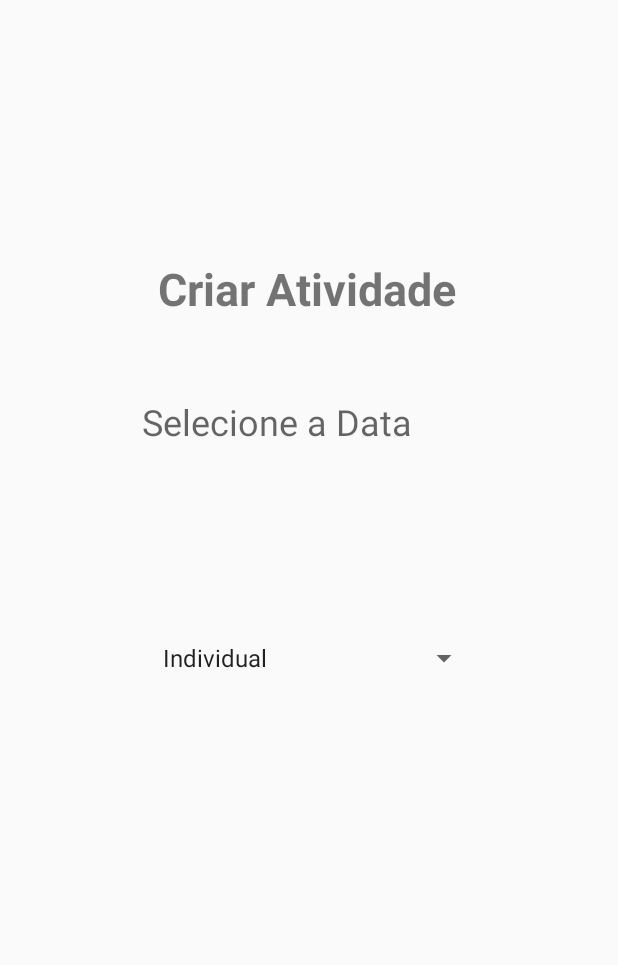
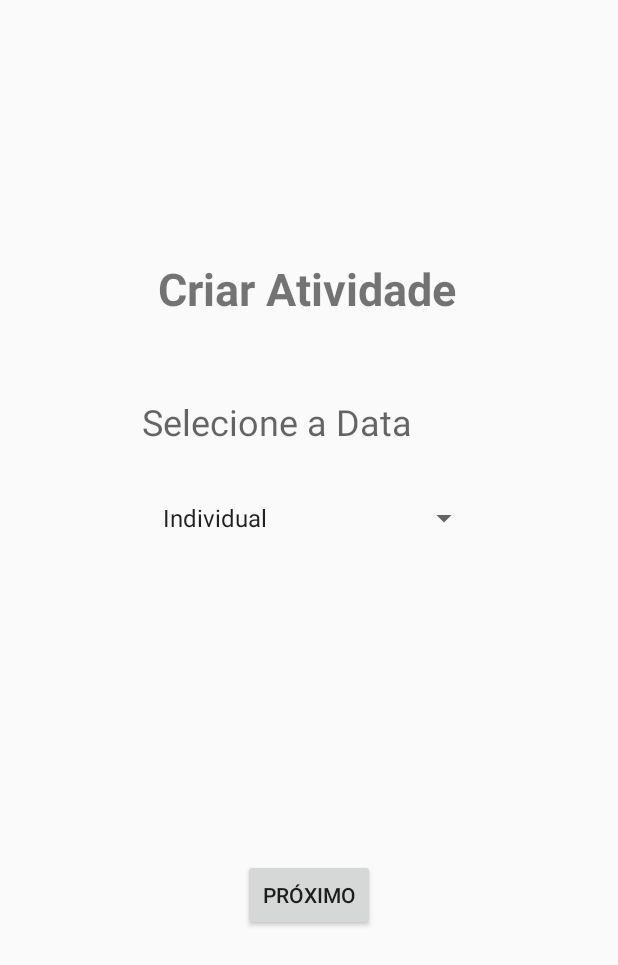
Before and after one commit to rodrigofs09/DesenvolvimentoMobile, an Android app: the MainActivity screen opened directly, with no data from a screen before it, on a phone screen of 412 x 824 dp. Shown: the top 965 px of the screen. Run offline under Robolectric (Android 15) with nearby library versions, the phone set to English and light mode, and no system bars.

Commit message:
Adicionada a lógica da seleção do tipo de Atividade
Ao selecionar um tipo de atividade e clicar no botão "Próximo" é mostrada a tela da atividade apropriada.
Foram criados duas Activities (Atividade Individual e Atividade em Grupo), além do botão "Próximo".

```diff
--- a/app/src/main/java/com/example/victo/acorde/MainActivity/MainActivity.java
+++ b/app/src/main/java/com/example/victo/acorde/MainActivity/MainActivity.java
@@ -1,17 +1,22 @@
 package com.example.victo.acorde.MainActivity;
 
 import android.app.DatePickerDialog;
+import android.content.Intent;
 import android.graphics.Color;
 import android.graphics.drawable.ColorDrawable;
 import android.os.Bundle;
 import android.support.v7.app.AppCompatActivity;
 import android.view.View;
+import android.widget.AdapterView;
 import android.widget.ArrayAdapter;
+import android.widget.Button;
 import android.widget.DatePicker;
 import android.widget.Spinner;
 import android.widget.TextView;
 
 
+import com.example.victo.acorde.EmGrupo.AtvGrupoActivity;
+import com.example.victo.acorde.Individual.AtvIndividualActivity;
 import com.example.victo.acorde.R;
 
 import java.util.Calendar;
@@ -22,6 +27,8 @@ public class MainActivity extends AppCompatActivity {
 
     private TextView mDisplayDate;
     private DatePickerDialog.OnDateSetListener mDateSetListener;
+
+    private int tipoAtividade; //Variável para selecionar o tipo de atividade
 
     public MainActivity(){
     }
@@ -38,8 +45,33 @@ public class MainActivity extends AppCompatActivity {
         myAdapter.setDropDownViewResource(android.R.layout.simple_spinner_dropdown_item);
         mySpinner.setAdapter(myAdapter);
 
+        mySpinner.setOnItemSelectedListener(new AdapterView.OnItemSelectedListener() {
+            @Override
+            public void onItemSelected(AdapterView<?> adapterView, View view, int position, long id) {
+                setTipoAtividade(position);
+            }
+
+            @Override
+            public void onNothingSelected(AdapterView<?> adapterView) {
+
+            }
+        });
+
+        final Button button = findViewById(R.id.buttonProximo);
+        button.setOnClickListener(new View.OnClickListener() {
+            public void onClick(View view) {
+                if(getTipoAtividade() == 0){ //Caso o tipo de atividade seja "Individual"
+                    Intent abrirIndividualActivity = new Intent(MainActivity.this , AtvIndividualActivity.class);
+                    startActivity(abrirIndividualActivity);
+                }
+                if(getTipoAtividade() == 1){ //Caso o tipo de atividade seja "Em Grupo"
+                    Intent abrirEmGrupoActivity = new Intent(MainActivity.this , AtvGrupoActivity.class);
+                    startActivity(abrirEmGrupoActivity);
+                }
+            }
+        });
+
         mDisplayDate = (TextView) findViewById(R.id.textView); //Declaração da TextView
-
         //Setar o ClickListener para o TextView
         mDisplayDate.setOnClickListener(new View.OnClickListener(){
             @Override
@@ -67,4 +99,12 @@ public class MainActivity extends AppCompatActivity {
             }
         };
     }
+
+    public void setTipoAtividade(int i){
+        tipoAtividade = i;
+    }
+
+    public int getTipoAtividade(){
+        return tipoAtividade;
+    }
 }
--- a/app/src/main/res/layout/activity_main.xml
+++ b/app/src/main/res/layout/activity_main.xml
@@ -51,18 +51,31 @@
             android:id="@+id/spinner"
             android:layout_width="227dp"
             android:layout_height="wrap_content"
+            android:layout_marginEnd="8dp"
+            android:layout_marginLeft="8dp"
+            android:layout_marginRight="8dp"
+            android:layout_marginStart="8dp"
+            android:layout_marginTop="24dp"
+            app:layout_constraintEnd_toEndOf="parent"
+            app:layout_constraintHorizontal_bias="0.503"
+            app:layout_constraintStart_toStartOf="parent"
+            app:layout_constraintTop_toBottomOf="@+id/textView" />
+
+        <Button
+            android:id="@+id/buttonProximo"
+            android:layout_width="wrap_content"
+            android:layout_height="wrap_content"
             android:layout_marginBottom="8dp"
             android:layout_marginEnd="8dp"
             android:layout_marginLeft="8dp"
             android:layout_marginRight="8dp"
             android:layout_marginStart="8dp"
             android:layout_marginTop="8dp"
+            android:text="Próximo"
             app:layout_constraintBottom_toBottomOf="parent"
             app:layout_constraintEnd_toEndOf="parent"
-            app:layout_constraintHorizontal_bias="0.503"
             app:layout_constraintStart_toStartOf="parent"
-            app:layout_constraintTop_toBottomOf="@+id/textView"
-            app:layout_constraintVertical_bias="0.236" />
+            app:layout_constraintTop_toBottomOf="@+id/spinner" />
 
     </android.support.constraint.ConstraintLayout>
 
--- a/app/src/main/res/values/strings.xml
+++ b/app/src/main/res/values/strings.xml
@@ -9,6 +9,5 @@
     <string-array name="names">
         <item>Individual</item>
         <item>Em Grupo</item>
-        <item>Familiar</item>
     </string-array>
 </resources>
```
Also changed, not shown: app/src/main/AndroidManifest.xml (+4 -4 lines), app/src/main/java/com/example/victo/acorde/EmGrupo/AtvGrupoActivity.java (added, +15 -0 lines), app/src/main/java/com/example/victo/acorde/Individual/AtvIndividualActivity.java (added, +15 -0 lines), app/src/main/res/layout/activity_atv_grupo.xml (added, +26 -0 lines), app/src/main/res/layout/activity_atv_individual.xml (added, +27 -0 lines).
